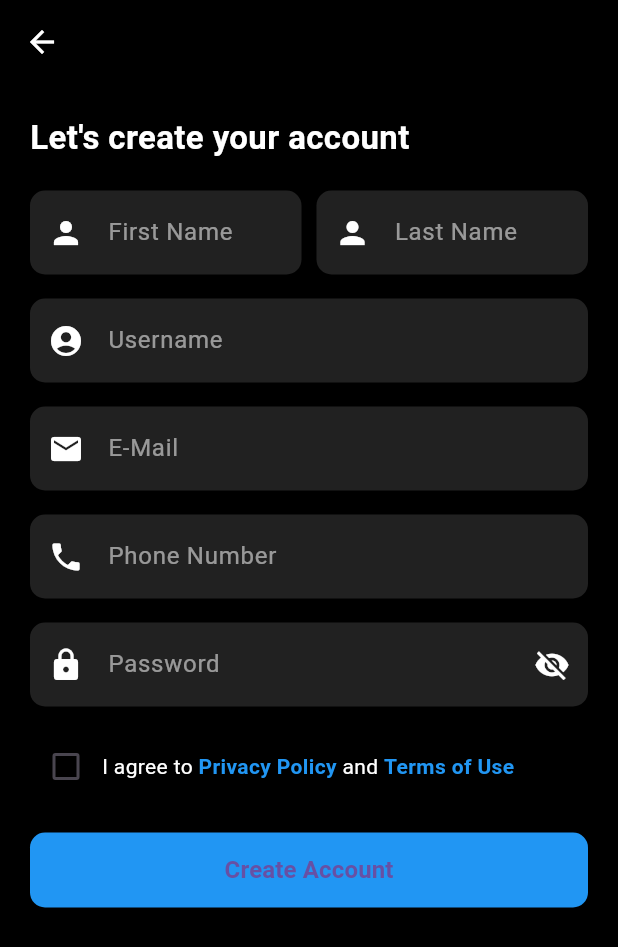
After one commit to tuwuli07/Tutorly, a Flutter app: the screen it shows after launch, after a tap on "Don't have an account? Register here.", on a phone screen of 412 x 824 dp. The commit adds this screen. Shown: the top 947 px of the screen. Run offline on Flutter 3.47's test engine with Material 3 defaults, Android fonts, the phone set to English and light mode, and no system bars.

Commit message:
Reg Page Merged

```diff
--- a/lib/login.dart
+++ b/lib/login.dart
@@ -232,6 +232,20 @@ class _MyLoginState extends State<MyLogin> {
                             style: TextStyle(fontSize: 16),
                           ),
                         ),
+                        const SizedBox(height: 10),
+                        // Register Button
+                        TextButton(
+                          onPressed: () {
+                            Navigator.pushNamed(context, 'register'); // Navigate to the registration page
+                          },
+                          style: TextButton.styleFrom(
+                            foregroundColor: Colors.white,
+                          ),
+                          child: const Text(
+                            "Don't have an account? Register here.",
+                            style: TextStyle(fontSize: 16),
+                          ),
+                        ),
                       ],
                     ),
                   ),
--- a/lib/main.dart
+++ b/lib/main.dart
@@ -2,6 +2,7 @@ import 'package:flutter/material.dart';
 import 'HomePage.dart';
 import 'login.dart';
 import 'feed.dart';
+import 'registration.dart';
 
 void main() {
   runApp(const MyApp());
@@ -23,7 +24,8 @@ class MyApp extends StatelessWidget {
       home: const HomePage(),
       routes: {
         'login': (context) => const MyLogin(), // Login page route
-        'feed': (context) => const FeedScreen(), // Feed screen route
+        'feed': (context) => const FeedScreen(),
+        'register': (context) => RegistrationPage(),// Feed screen route
       },
     );
   }
--- /dev/null
+++ b/lib/registration.dart
@@ -0,0 +1,199 @@
+import 'package:flutter/material.dart';
+
+class RegistrationPage extends StatefulWidget {
+  @override
+  _RegistrationPageState createState() => _RegistrationPageState();
+}
+
+class _RegistrationPageState extends State<RegistrationPage> {
+  final _formKey = GlobalKey<FormState>();
+  bool _agreeToTerms = false;
+  bool _obscurePassword = true;
+
+  @override
+  Widget build(BuildContext context) {
+    return Scaffold(
+      backgroundColor: Colors.black,
+      appBar: AppBar(
+        backgroundColor: Colors.black,
+        elevation: 0,
+        leading: IconButton(
+          icon: Icon(Icons.arrow_back, color: Colors.white),
+          onPressed: () {
+            Navigator.pop(context);
+          },
+        ),
+      ),
+      body: Padding(
+        padding: const EdgeInsets.all(20.0),
+        child: Form(
+          key: _formKey,
+          child: Column(
+            crossAxisAlignment: CrossAxisAlignment.start,
+            children: [
+              const Text(
+                "Let's create your account",
+                style: TextStyle(
+                  fontSize: 22,
+                  fontWeight: FontWeight.bold,
+                  color: Colors.white,
+                ),
+              ),
+              const SizedBox(height: 20),
+
+              // First & Last Name
+              Row(
+                children: [
+                  Expanded(
+                    child: _buildTextField(
+                      label: "First Name",
+                      icon: Icons.person,
+                    ),
+                  ),
+                  const SizedBox(width: 10),
+                  Expanded(
+                    child: _buildTextField(
+                      label: "Last Name",
+                      icon: Icons.person,
+                    ),
+                  ),
+                ],
+              ),
+              const SizedBox(height: 16),
+
+              // Username
+              _buildTextField(label: "Username", icon: Icons.account_circle),
+              const SizedBox(height: 16),
+
+              // Email
+              _buildTextField(label: "E-Mail", icon: Icons.email),
+              const SizedBox(height: 16),
+
+              // Phone Number
+              _buildTextField(label: "Phone Number", icon: Icons.phone),
+              const SizedBox(height: 16),
+
+              // Password
+              TextFormField(
+                obscureText: _obscurePassword,
+                decoration: InputDecoration(
+                  labelText: "Password",
+                  prefixIcon: Icon(Icons.lock, color: Colors.white),
+                  suffixIcon: IconButton(
+                    icon: Icon(
+                      _obscurePassword ? Icons.visibility_off : Icons.visibility,
+                      color: Colors.white,
+                    ),
+                    onPressed: () {
+                      setState(() {
+                        _obscurePassword = !_obscurePassword;
+                      });
+                    },
+                  ),
+                  filled: true,
+                  fillColor: Colors.grey[900],
+                  border: OutlineInputBorder(
+                    borderRadius: BorderRadius.circular(10),
+                    borderSide: BorderSide.none,
+                  ),
+                  labelStyle: TextStyle(color: Colors.white54),
+                ),
+                style: TextStyle(color: Colors.white),
+              ),
+              const SizedBox(height: 16),
+
+              // Terms and Conditions
+              Row(
+                children: [
+                  Checkbox(
+                    value: _agreeToTerms,
+                    onChanged: (value) {
+                      setState(() {
+                        _agreeToTerms = value!;
+                      });
+                    },
+                    activeColor: Colors.blue,
+                  ),
+                  const Text(
+                    "I agree to ",
+                    style: TextStyle(color: Colors.white),
+                  ),
+                  GestureDetector(
+                    onTap: () {},
+                    child: Text(
+                      "Privacy Policy",
+                      style: TextStyle(color: Colors.blue, fontWeight: FontWeight.bold),
+                    ),
+                  ),
+                  const Text(
+                    " and ",
+                    style: TextStyle(color: Colors.white),
+                  ),
+                  GestureDetector(
+                    onTap: () {},
+                    child: Text(
+                      "Terms of Use",
+                      style: TextStyle(color: Colors.blue, fontWeight: FontWeight.bold),
+                    ),
+                  ),
+                ],
+              ),
+
+              const SizedBox(height: 20),
+
+              // Create Account Button
+              SizedBox(
+                width: double.infinity,
+                height: 50,
+                child: ElevatedButton(
+                  style: ElevatedButton.styleFrom(
+                    backgroundColor: Colors.blue,
+                    shape: RoundedRectangleBorder(
+                      borderRadius: BorderRadius.circular(10),
+                    ),
+                  ),
+                  onPressed: () {
+                    if (_formKey.currentState!.validate() && _agreeToTerms) {
+                      ScaffoldMessenger.of(context).showSnackBar(
+                        const SnackBar(
+                          content: Text("Account Created Successfully!"),
+                        ),
+                      );
+                    } else if (!_agreeToTerms) {
+                      ScaffoldMessenger.of(context).showSnackBar(
+                        const SnackBar(
+                          content: Text("You must agree to the terms"),
+                        ),
+                      );
+                    }
+                  },
+                  child: const Text(
+                    "Create Account",
+                    style: TextStyle(fontSize: 16, fontWeight: FontWeight.bold),
+                  ),
+                ),
+              ),
+            ],
+          ),
+        ),
+      ),
+    );
+  }
+
+  Widget _buildTextField({required String label, required IconData icon}) {
+    return TextFormField(
+      decoration: InputDecoration(
+        labelText: label,
+        prefixIcon: Icon(icon, color: Colors.white),
+        filled: true,
+        fillColor: Colors.grey[900],
+        border: OutlineInputBorder(
+          borderRadius: BorderRadius.circular(10),
+          borderSide: BorderSide.none,
+        ),
+        labelStyle: TextStyle(color: Colors.white54),
+      ),
+      style: TextStyle(color: Colors.white),
+    );
+  }
+}
```
Also changed, not shown: pubspec.lock.
